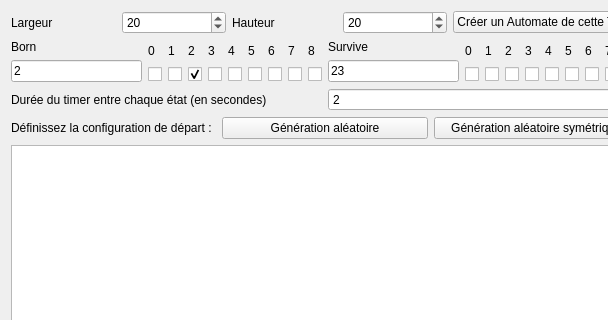
First picture: the form in automate_2d.ui, repository artemisart/lo21-gameoflife, before the edit; both pictures show x 0 to 608 and y 0 to 320 of the 825 by 513 pixel window.
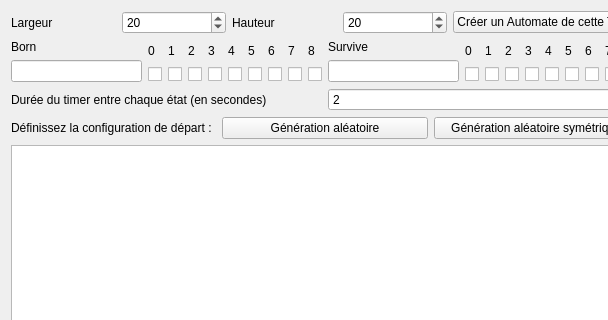
Second picture: the form after the edit.

Commit message: properly init rules (game of life b3s23)

Diff of the .ui file:
```diff
--- a/automate_2d.ui
+++ b/automate_2d.ui
@@ -88,9 +88,6 @@
                <verstretch>0</verstretch>
               </sizepolicy>
              </property>
-             <property name="text">
-              <string>2</string>
-             </property>
              <property name="maxLength">
               <number>10</number>
              </property>
@@ -136,11 +133,7 @@
             </widget>
            </item>
            <item>
-            <widget class="QCheckBox" name="born2">
-             <property name="checked">
-              <bool>true</bool>
-             </property>
-            </widget>
+            <widget class="QCheckBox" name="born2"/>
            </item>
           </layout>
          </item>
@@ -249,9 +242,6 @@
                <verstretch>0</verstretch>
               </sizepolicy>
              </property>
-             <property name="text">
-              <string>23</string>
-             </property>
              <property name="maxLength">
               <number>10</number>
              </property>
```
The commit also changes 1 other file.
